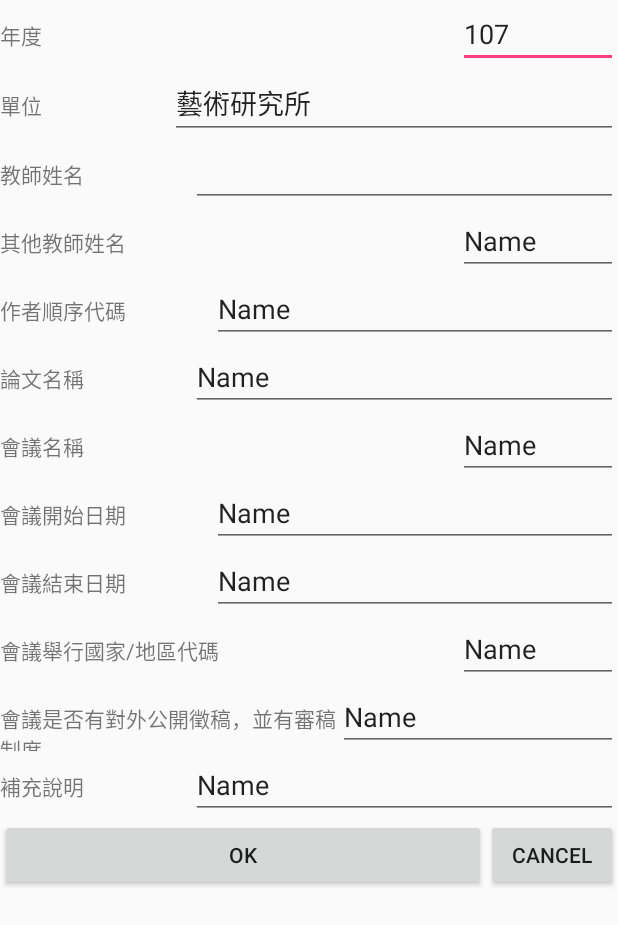
After one commit to DyslexiaS/ART, an Android app: the meetingpaper screen opened directly, with no data from a screen before it, on a phone screen of 412 x 824 dp. The commit adds this screen. Shown: the top 925 px of the screen. Run offline under Robolectric (Android 15) with nearby library versions, the phone set to English and light mode, and no system bars.

Commit message:
meetingpaper is completed

```diff
--- a/app/src/main/AndroidManifest.xml
+++ b/app/src/main/AndroidManifest.xml
@@ -32,7 +32,9 @@
             android:label="@string/title_activity_calendar_person"
             android:theme="@style/AppTheme" />
         <activity android:name=".PersonalCalendar" />
-        <activity android:name=".fileupdate"></activity>
+        <activity android:name=".fileupdate" />
+        <activity android:name=".paper" />
+        <activity android:name=".meetingpaper"></activity>
     </application>
 
 </manifest>
--- a/app/src/main/java/com/example/dyslexia/art/MainActivity.kt
+++ b/app/src/main/java/com/example/dyslexia/art/MainActivity.kt
@@ -63,7 +63,7 @@ class MainActivity : AppCompatActivity() {
         line_btn.setOnClickListener {
             if (checkLineindevice())
             {
-                val webpage = Uri.parse("https://line.me/ti/p/YzE2rJhvmD")
+                val webpage = Uri.parse("https://line.me/ti/p/SXeh5Vioyu")
                 val webIntent = Intent(Intent.ACTION_VIEW, webpage)
                 startActivity(webIntent)
             }
--- /dev/null
+++ b/app/src/main/java/com/example/dyslexia/art/meetingpaper.java
@@ -0,0 +1,341 @@
+package com.example.dyslexia.art;
+
+import android.content.DialogInterface;
+import android.support.v7.app.AlertDialog;
+import android.support.v7.app.AppCompatActivity;
+import android.os.Bundle;
+import android.text.TextUtils;
+import android.util.Log;
+import android.view.LayoutInflater;
+import android.view.View;
+import android.widget.EditText;
+import android.widget.Toast;
+
+import org.apache.commons.net.ftp.FTPClient;
+
+import java.io.BufferedOutputStream;
+import java.io.BufferedReader;
+import java.io.File;
+import java.io.FileInputStream;
+import java.io.FileOutputStream;
+import java.io.FileReader;
+import java.io.IOException;
+import java.io.OutputStream;
+import java.net.InetAddress;
+import java.net.SocketException;
+import java.net.UnknownHostException;
+
+import org.apache.commons.net.ftp.FTP;
+import org.apache.commons.net.ftp.FTPClient;
+import org.apache.commons.net.ftp.FTPFile;
+import org.apache.commons.net.ftp.FTPReply;
+public class meetingpaper extends AppCompatActivity {
+    FTPClient mFtpClient;
+    String name;
+    EditText meetingpaper_year;
+    EditText meetingpaper_work;
+    EditText meetingpaper_teacher;
+    EditText meetingpaper_other_teacher;
+    EditText meetingpaper_author;
+    EditText meetingpaper_paper;
+    EditText meetingpaper_meetname;
+    EditText meetingpaper_meetdate;
+    EditText meetingpaper_meetdateend;
+    EditText meetingpaper_country;
+    EditText meetingpaper_out;
+    EditText meetingpaper_add;
+    boolean iswrite=false;
+    @Override
+    protected void onCreate(Bundle savedInstanceState) {
+        super.onCreate(savedInstanceState);
+        setContentView(R.layout.activity_meetingpaper);
+        check_name();
+        iswrite=false;
+        new Thread(runnable).start();
+        initial();
+    }
+    public void initial()
+    {
+        meetingpaper_year=(EditText)this.findViewById((R.id.meetingpaper_year_tb));
+        meetingpaper_work=(EditText)this.findViewById((R.id.meetingpaper_work_tb));
+        meetingpaper_teacher=(EditText)this.findViewById((R.id.meetingpaper_teacher_tb));
+        meetingpaper_other_teacher=(EditText)this.findViewById((R.id.meetingpaper_other_teacher_tb));
+        meetingpaper_author=(EditText)this.findViewById((R.id.meetingpaper_Author_tb));
+        meetingpaper_paper=(EditText)this.findViewById((R.id.meetingpaper_paper_tb));
+        meetingpaper_meetname=(EditText)this.findViewById((R.id.meetingpaper_meetingname_tb));
+        meetingpaper_meetdate=(EditText)this.findViewById((R.id.meetingpaper_meetingdate_tb));
+        meetingpaper_meetdateend=(EditText)this.findViewById((R.id.meetingpaper_meetingdateend_tb));
+        meetingpaper_country=(EditText)this.findViewById((R.id.meetingpaper_meetingcountry_tb));
+        meetingpaper_out=(EditText)this.findViewById((R.id.meetingpaper_meetingout_tb));
+        meetingpaper_add=(EditText)this.findViewById((R.id.meetingpaper_meetingadd_tb));
+        meetingpaper_year.setText("107");
+        meetingpaper_work.setText("藝術研究所");
+        meetingpaper_teacher.setText(name);
+    }
+    public void readname()
+    {
+        File dir = this.getFilesDir();
+        String path=dir.getPath();
+        String filename="name.txt";
+        File file = new File(path, filename);
+
+        try{
+            //建立FileReader物件，並設定讀取的檔案為CheckFlie.txt
+            FileReader fr = new FileReader(file);
+            //將BufferedReader與FileReader做連結
+            BufferedReader bufFile = new BufferedReader(fr);
+            String readData = "";
+            String temp = bufFile.readLine(); //readLine()讀取一整行
+            Log.d("file",temp);
+            name=temp;
+            fr.close();
+        }catch(Exception e){
+            e.printStackTrace();
+        }
+
+    }
+    public void writefile()
+    {
+        File dir = this.getFilesDir();
+        String path=dir.getPath();
+        String filename=name+"_meetingpaper.txt";
+        File file = new File(path, filename);
+        try{
+            FileOutputStream Output = new FileOutputStream(file, true);
+            Output.write(meetingpaper_year.getText().toString().getBytes("Big5"));
+            Output.write("\t".getBytes("Big5"));
+            Output.write(meetingpaper_work.getText().toString().getBytes("Big5"));
+            Output.write("\t".getBytes("Big5"));
+            Output.write(meetingpaper_teacher.getText().toString().getBytes("Big5"));
+            Output.write("\t".getBytes("Big5"));
+            Output.write(meetingpaper_other_teacher.getText().toString().getBytes("Big5"));
+            Output.write("\t".getBytes("Big5"));
+            Output.write(meetingpaper_author.getText().toString().getBytes("Big5"));
+            Output.write("\t".getBytes("Big5"));
+            Output.write(meetingpaper_paper.getText().toString().getBytes("Big5"));
+            Output.write("\t".getBytes("Big5"));
+            Output.write(meetingpaper_meetdate.getText().toString().getBytes("Big5"));
+            Output.write("\t".getBytes("Big5"));
+            Output.write(meetingpaper_meetdateend.getText().toString().getBytes("Big5"));
+            Output.write("\t".getBytes("Big5"));
+            Output.write(meetingpaper_country.getText().toString().getBytes("Big5"));
+            Output.write("\t".getBytes("Big5"));
+            Output.write(meetingpaper_out.getText().toString().getBytes("Big5"));
+            Output.write("\t".getBytes("Big5"));
+            Output.write(meetingpaper_add.getText().toString().getBytes("Big5"));
+            Output.write("\n".getBytes("Big5"));
+            Output.close();
+        }catch (Exception e)
+        {
+            Log.e("err","cannot write file!!");
+        }
+
+    }
+    public void check_file()
+    {
+        File dir = this.getFilesDir();
+        String path=dir.getPath()+"/"+name+"_meetingpaper.txt";
+        File file=new File(path);
+        Log.d("file",file.getAbsolutePath());
+        OutputStream outputStream = null;
+        if((!file.exists())) {
+
+            try{
+                outputStream = new BufferedOutputStream(new FileOutputStream(
+                        path));
+                mFtpClient.setFileType(FTP.BINARY_FILE_TYPE);
+                boolean result =mFtpClient.retrieveFile("example2.txt",outputStream);
+                if (result) Log.v("download result", "succeeded");
+                outputStream.close();
+            }catch(Exception e)
+            {
+                Toast.makeText(getApplicationContext(),  "Error", Toast.LENGTH_SHORT).show();
+            }
+
+
+        }
+        else
+        {
+            Log.d("e","file exist");
+            try{
+                outputStream = new BufferedOutputStream(new FileOutputStream(
+                        path));
+                mFtpClient.setFileType(FTP.BINARY_FILE_TYPE);
+                boolean result =mFtpClient.retrieveFile(name+"_meetingpaper.txt",outputStream);
+                if (result) Log.v("download result", "succeeded");
+                outputStream.close();
+            }catch(Exception e)
+            {
+                Toast.makeText(getApplicationContext(),  "Error", Toast.LENGTH_SHORT).show();
+            }
+        }
+    }
+    public void check_name()
+    {
+        File dir = this.getFilesDir();
+        String path=dir.getPath()+"/name.txt";
+        File file=new File(path);
+        Log.d("file",file.getAbsolutePath());
+        if((!file.exists()))
+        {
+            new AlertDialog.Builder(meetingpaper.this)
+                    .setTitle("Error")
+                    .setMessage("回前頁去設定姓名")
+                    .setPositiveButton("Ok", new DialogInterface.OnClickListener() {
+                        @Override
+                        public void onClick(DialogInterface dialog, int which) {
+                            finish();
+                        }
+                    })
+                    .show();
+        }
+        else
+        {
+            Log.d("file","file  exist");
+            readname();
+        }
+    }
+    Runnable runnable = new Runnable(){
+        @Override
+        public void run() {
+            if(!iswrite) {
+                boolean isconnect = connnectingwithFTP("140.116.17.99", "administrator", "19940801#em52500@");
+            }
+            else
+            {
+                uploadFTP("140.116.17.99", "administrator", "19940801#em52500@");
+                iswrite=true;
+            }
+        }
+    };
+    public boolean connnectingwithFTP(String ip, String userName, String pass) {
+        boolean status = false;
+        try {
+            mFtpClient = new FTPClient();
+            mFtpClient.setConnectTimeout(10 * 1000);
+            mFtpClient.connect(InetAddress.getByName(ip));
+            status = mFtpClient.login(userName, pass);
+            Log.e("isFTPConnected", String.valueOf(status));
+            if (FTPReply.isPositiveCompletion(mFtpClient.getReplyCode())) {
+                mFtpClient.setFileType(FTP.ASCII_FILE_TYPE);
+                mFtpClient.enterLocalPassiveMode();
+                FTPFile[] mFileArray = mFtpClient.listFiles();
+                for (int i=0;i<mFileArray.length;i++)
+                {
+                    Log.d("file",mFileArray[i].getName());
+                }
+                Log.d("Size", String.valueOf(mFileArray.length));
+                check_file();
+                try{
+                    mFtpClient.disconnect();
+                }catch (Exception e)
+                {
+                    Log.e("err","Log out error");
+                }
+            }
+            return true;
+        } catch (SocketException e) {
+            e.printStackTrace();
+            return false;
+        } catch (UnknownHostException e) {
+            e.printStackTrace();
+            return false;
+        } catch (IOException e) {
+            e.printStackTrace();
+            return false;
+        }
+
+    }
+    public boolean uploadFTP(String ip, String userName, String pass) {
+        boolean status = false;
+        try {
+            mFtpClient = new FTPClient();
+            mFtpClient.setConnectTimeout(10 * 1000);
+            mFtpClient.connect(InetAddress.getByName(ip));
+            status = mFtpClient.login(userName, pass);
+            Log.e("isFTPConnected", String.valueOf(status));
+            if (FTPReply.isPositiveCompletion(mFtpClient.getReplyCode())) {
+                mFtpClient.setFileType(FTP.ASCII_FILE_TYPE);
+                mFtpClient.enterLocalPassiveMode();
+                File dir = this.getFilesDir();
+                String path=dir.getPath()+"/"+name+"_meetingpaper.txt";
+                try{
+                    FileInputStream in = new FileInputStream(new File(path));
+                    boolean result = mFtpClient.storeFile(name+"_meetingpaper.txt", in);
+                    in.close();
+                    if (result) Log.v("upload result", "succeeded");
+                }
+                catch (Exception e)
+                {
+                    Log.e("err","cannot do");
+                }
+                try{
+                    mFtpClient.disconnect();
+                }catch (Exception e)
+                {
+                    Log.e("err","Log out error");
+                }
+            }
+            return true;
+        } catch (SocketException e) {
+            e.printStackTrace();
+            return false;
+        } catch (UnknownHostException e) {
+            e.printStackTrace();
+            return false;
+        } catch (IOException e) {
+            e.printStackTrace();
+            return false;
+        }
+    }
+    public void OK_clk(View view)
+    {
+        if(TextUtils.isEmpty(meetingpaper_year.getText()))
+        {
+            Toast.makeText(getApplicationContext(),"年度不得為空", Toast.LENGTH_SHORT).show();
+        }else if(TextUtils.isEmpty(meetingpaper_work.getText()))
+        {
+            Toast.makeText(getApplicationContext(),"單位不得為空", Toast.LENGTH_SHORT).show();
+        }else if(TextUtils.isEmpty(meetingpaper_teacher.getText()))
+        {
+            Toast.makeText(getApplicationContext(),"教師姓名不得為空", Toast.LENGTH_SHORT).show();
+        }else if(TextUtils.isEmpty(meetingpaper_other_teacher.getText()))
+        {
+            Toast.makeText(getApplicationContext(),"其他教師姓名不得為空", Toast.LENGTH_SHORT).show();
+        }else if(TextUtils.isEmpty(meetingpaper_author.getText()))
+        {
+            Toast.makeText(getApplicationContext(),"作者順序代碼不得為空", Toast.LENGTH_SHORT).show();
+        }else if(TextUtils.isEmpty(meetingpaper_paper.getText()))
+        {
+            Toast.makeText(getApplicationContext(),"論文名稱不得為空", Toast.LENGTH_SHORT).show();
+        }else if(TextUtils.isEmpty(meetingpaper_meetname.getText()))
+        {
+            Toast.makeText(getApplicationContext(),"會議名稱不得為空", Toast.LENGTH_SHORT).show();
+        }else if(TextUtils.isEmpty(meetingpaper_meetdate.getText()))
+        {
+            Toast.makeText(getApplicationContext(),"會議開始日期不得為空", Toast.LENGTH_SHORT).show();
+        }else if(TextUtils.isEmpty(meetingpaper_meetdateend.getText()))
+        {
+            Toast.makeText(getApplicationContext(),"會議結束日期不得為空", Toast.LENGTH_SHORT).show();
+        }else if(TextUtils.isEmpty(meetingpaper_country.getText()))
+        {
+            Toast.makeText(getApplicationContext(),"會議舉行國家/地區代碼", Toast.LENGTH_SHORT).show();
+        }else if(TextUtils.isEmpty(meetingpaper_out.getText()))
+        {
+            Toast.makeText(getApplicationContext(),"會議是否有對外公開徵稿，並有審稿制度不得為空", Toast.LENGTH_SHORT).show();
+        }else if(TextUtils.isEmpty(meetingpaper_add.getText()))
+        {
+            Toast.makeText(getApplicationContext(),"補充說明不得為空", Toast.LENGTH_SHORT).show();
+        }else
+        {
+            writefile();
+            iswrite=true;
+            new Thread(runnable).start();
+            finish();
+        }
+    }
+    public void cancel_clk(View view)
+    {
+        finish();
+    }
+}
--- a/app/src/main/res/layout/activity_fileupdate.xml
+++ b/app/src/main/res/layout/activity_fileupdate.xml
@@ -43,6 +43,7 @@
             android:id="@+id/button14"
             android:layout_width="match_parent"
             android:layout_height="wrap_content"
+            android:onClick="meetingpaper_click"
             android:text="會議論文" />
 
         <Button
--- /dev/null
+++ b/app/src/main/res/layout/activity_meetingpaper.xml
@@ -0,0 +1,304 @@
+<?xml version="1.0" encoding="utf-8"?>
+<android.support.constraint.ConstraintLayout xmlns:android="http://schemas.android.com/apk/res/android"
+    xmlns:app="http://schemas.android.com/apk/res-auto"
+    xmlns:tools="http://schemas.android.com/tools"
+    android:layout_width="match_parent"
+    android:layout_height="match_parent"
+    android:scrollbars="vertical"
+    tools:context=".meetingpaper">
+
+    <LinearLayout
+        android:layout_width="match_parent"
+        android:layout_height="match_parent"
+        android:orientation="vertical">
+
+        <LinearLayout
+            android:layout_width="match_parent"
+            android:layout_height="wrap_content"
+            android:orientation="horizontal">
+
+            <TextView
+                android:id="@+id/meetingpaper_year"
+                android:layout_width="match_parent"
+                android:layout_height="wrap_content"
+                android:layout_weight="1"
+                android:text="年度" />
+
+            <EditText
+                android:id="@+id/meetingpaper_year_tb"
+                android:layout_width="wrap_content"
+                android:layout_height="wrap_content"
+                android:layout_weight="1"
+                android:ems="10"
+                android:inputType="number"
+                android:text="Name" />
+        </LinearLayout>
+
+        <LinearLayout
+            android:layout_width="match_parent"
+            android:layout_height="wrap_content"
+            android:orientation="horizontal">
+
+            <TextView
+                android:id="@+id/meetingpaper_work"
+                android:layout_width="wrap_content"
+                android:layout_height="wrap_content"
+                android:layout_weight="1"
+                android:text="單位" />
+
+            <EditText
+                android:id="@+id/meetingpaper_work_tb"
+                android:layout_width="wrap_content"
+                android:layout_height="wrap_content"
+                android:layout_weight="1"
+                android:ems="10"
+                android:inputType="text"
+                android:text="Name" />
+        </LinearLayout>
+
+        <LinearLayout
+            android:layout_width="match_parent"
+            android:layout_height="wrap_content"
+            android:orientation="horizontal">
+
+            <TextView
+                android:id="@+id/meetingpaper_teacher"
+                android:layout_width="wrap_content"
+                android:layout_height="wrap_content"
+                android:layout_weight="1"
+                android:text="教師姓名" />
+
+            <EditText
+                android:id="@+id/meetingpaper_teacher_tb"
+                android:layout_width="wrap_content"
+                android:layout_height="wrap_content"
+                android:layout_weight="1"
+                android:ems="10"
+                android:inputType="text"
+                android:text="Name" />
+        </LinearLayout>
+
+        <LinearLayout
+            android:layout_width="match_parent"
+            android:layout_height="wrap_content"
+            android:orientation="horizontal">
+
+            <TextView
+                android:id="@+id/meetingpaper_other_teacher"
+                android:layout_width="match_parent"
+                android:layout_height="wrap_content"
+                android:layout_weight="1"
+                android:text="其他教師姓名" />
+
+            <EditText
+                android:id="@+id/meetingpaper_other_teacher_tb"
+                android:layout_width="wrap_content"
+                android:layout_height="wrap_content"
+                android:layout_weight="1"
+                android:ems="10"
+                android:inputType="text"
+                android:text="Name" />
+        </LinearLayout>
+
+        <LinearLayout
+            android:layout_width="match_parent"
+            android:layout_height="wrap_content"
+            android:orientation="horizontal">
+
+            <TextView
+                android:id="@+id/meetingpaper_Author"
+                android:layout_width="wrap_content"
+                android:layout_height="wrap_content"
+                android:layout_weight="1"
+                android:text="作者順序代碼" />
+
+            <EditText
+                android:id="@+id/meetingpaper_Author_tb"
+                android:layout_width="wrap_content"
+                android:layout_height="wrap_content"
+                android:layout_weight="1"
+                android:ems="10"
+                android:inputType="text"
+                android:text="Name" />
+        </LinearLayout>
+
+        <LinearLayout
+            android:layout_width="match_parent"
+            android:layout_height="wrap_content"
+            android:orientation="horizontal">
+
+            <TextView
+                android:id="@+id/meetingpaper_paper"
+                android:layout_width="wrap_content"
+                android:layout_height="wrap_content"
+                android:layout_weight="1"
+                android:text="論文名稱" />
+
+            <EditText
+                android:id="@+id/meetingpaper_paper_tb"
+                android:layout_width="wrap_content"
+                android:layout_height="wrap_content"
+                android:layout_weight="1"
+                android:ems="10"
+                android:inputType="text"
+                android:text="Name" />
+        </LinearLayout>
+
+        <LinearLayout
+            android:layout_width="match_parent"
+            android:layout_height="wrap_content"
+            android:orientation="horizontal">
+
+            <TextView
+                android:id="@+id/meetingpaper_meetingname"
+                android:layout_width="match_parent"
+                android:layout_height="wrap_content"
+                android:layout_weight="1"
+                android:text="會議名稱" />
+
+            <EditText
+                android:id="@+id/meetingpaper_meetingname_tb"
+                android:layout_width="wrap_content"
+                android:layout_height="wrap_content"
+                android:layout_weight="1"
+                android:ems="10"
+                android:inputType="text"
+                android:text="Name" />
+        </LinearLayout>
+
+        <LinearLayout
+            android:layout_width="match_parent"
+            android:layout_height="wrap_content"
+            android:orientation="horizontal">
+
+            <TextView
+                android:id="@+id/meetingpaper_meetingdate"
+                android:layout_width="wrap_content"
+                android:layout_height="wrap_content"
+                android:layout_weight="1"
+                android:text="會議開始日期" />
+
+            <EditText
+                android:id="@+id/meetingpaper_meetingdate_tb"
+                android:layout_width="wrap_content"
+                android:layout_height="wrap_content"
+                android:layout_weight="1"
+                android:ems="10"
+                android:inputType="text"
+                android:text="Name" />
+        </LinearLayout>
+
+        <LinearLayout
+            android:layout_width="match_parent"
+            android:layout_height="wrap_content"
+            android:orientation="horizontal">
+
+            <TextView
+                android:id="@+id/meetingpaper_meetingdateend"
+                android:layout_width="wrap_content"
+                android:layout_height="wrap_content"
+                android:layout_weight="1"
+                android:text="會議結束日期" />
+
+            <EditText
+                android:id="@+id/meetingpaper_meetingdateend_tb"
+                android:layout_width="wrap_content"
+                android:layout_height="wrap_content"
+                android:layout_weight="1"
+                android:ems="10"
+                android:inputType="text"
+                android:text="Name" />
+        </LinearLayout>
+
+        <LinearLayout
+            android:layout_width="match_parent"
+            android:layout_height="wrap_content"
+            android:orientation="horizontal">
+
+            <TextView
+                android:id="@+id/meetingpaper_meetingcountry"
+                android:layout_width="match_parent"
+                android:layout_height="wrap_content"
+                android:layout_weight="1"
+                android:text="會議舉行國家/地區代碼" />
+
+            <EditText
+                android:id="@+id/meetingpaper_meetingcountry_tb"
+                android:layout_width="wrap_content"
+                android:layout_height="wrap_content"
+                android:layout_weight="1"
+                android:ems="10"
+                android:inputType="text"
+                android:text="Name" />
+        </LinearLayout>
+
+        <LinearLayout
+            android:layout_width="match_parent"
+            android:layout_height="wrap_content"
+            android:orientation="horizontal">
+
+            <TextView
+                android:id="@+id/meetingpaper_meetingout"
+                android:layout_width="wrap_content"
+                android:layout_height="wrap_content"
+                android:layout_weight="1"
+                android:text="會議是否有對外公開徵稿，並有審稿制度" />
+
+            <EditText
+                android:id="@+id/meetingpaper_meetingout_tb"
+                android:layout_width="wrap_content"
+                android:layout_height="wrap_content"
+                android:layout_weight="1"
+                android:ems="10"
+                android:inputType="text"
+                android:text="Name" />
+        </LinearLayout>
+
+        <LinearLayout
+            android:layout_width="match_parent"
+            android:layout_height="wrap_content"
+            android:orientation="horizontal">
+
+            <TextView
+                android:id="@+id/meetingpaper_meetingadd"
+                android:layout_width="wrap_content"
+                android:layout_height="wrap_content"
+                android:layout_weight="1"
+                android:text="補充說明" />
+
+            <EditText
+                android:id="@+id/meetingpaper_meetingadd_tb"
+                android:layout_width="wrap_content"
+                android:layout_height="wrap_content"
+                android:layout_weight="1"
+                android:ems="10"
+                android:inputType="text"
+                android:text="Name" />
+
+
+        </LinearLayout>
+
+        <LinearLayout
+            android:layout_width="match_parent"
+            android:layout_height="wrap_content"
+            android:orientation="horizontal">
+
+            <Button
+                android:id="@+id/meetingpaper_button"
+                android:layout_width="wrap_content"
+                android:layout_height="wrap_content"
+                android:layout_weight="1"
+                android:onClick="OK_clk"
+                android:text="OK" />
+
+            <Button
+                android:id="@+id/meetingpaper_cancel"
+                android:layout_width="wrap_content"
+                android:layout_height="wrap_content"
+                android:onClick="cancel_clk"
+                android:text="Cancel" />
+
+        </LinearLayout>
+    </LinearLayout>
+
+</android.support.constraint.ConstraintLayout>
```
Also changed, not shown: app/src/main/java/com/example/dyslexia/art/fileupdate.java (+48 -5 lines), app/src/main/java/com/example/dyslexia/art/paper.java (added, +17 -0 lines), app/src/main/res/layout/activity_paper.xml (added, +9 -0 lines).
